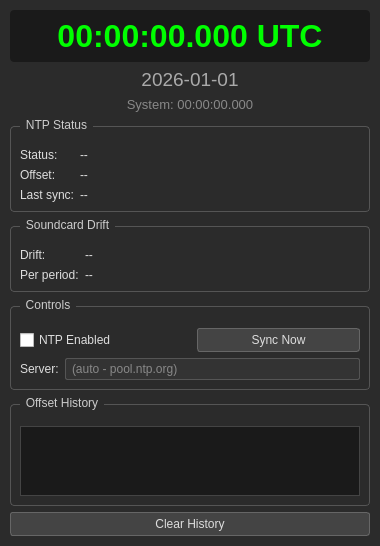
Above: widgets/TimeSyncPanel.ui from iu8lmc/Decodium-3.0-Codename-Raptor before the change. Below: the same form after it.
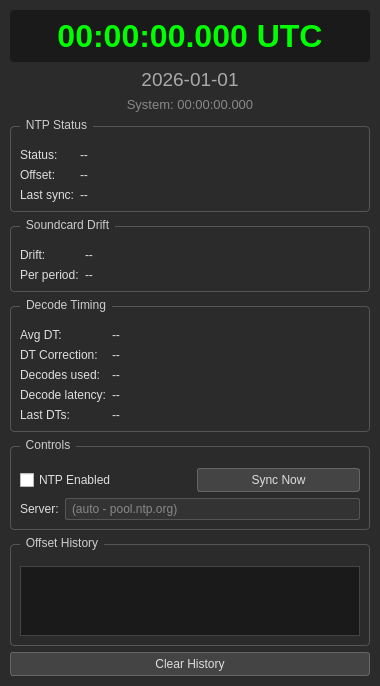
That is the form after the change.

Commit message:
Re-enable DT feedback loop with NTP+drift correction to Detector
- Re-enable DT feedback with EMA-smoothed median for robust timing correction
- Forward NTP offset to Detector for accurate period boundary alignment
- Apply combined NTP + DT correction in Detector::writeData() period boundary
- Track decode latency (trigger to completion) for performance monitoring
- Add Decode Timing section to TimeSyncPanel (avg DT, correction, latency, last DTs)
- Update status bar DT label with live correction info after each decode cycle

Patch:
```diff
--- a/widgets/TimeSyncPanel.ui
+++ b/widgets/TimeSyncPanel.ui
@@ -166,6 +166,88 @@
      </layout>
     </widget>
    </item>
+   <item>
+    <widget class="QGroupBox" name="groupDecodeTiming">
+     <property name="title">
+      <string>Decode Timing</string>
+     </property>
+     <layout class="QFormLayout" name="formLayoutDecodeTiming">
+      <item row="0" column="0">
+       <widget class="QLabel" name="labelAvgDt">
+        <property name="text">
+         <string>Avg DT:</string>
+        </property>
+       </widget>
+      </item>
+      <item row="0" column="1">
+       <widget class="QLabel" name="lblAvgDt">
+        <property name="text">
+         <string>--</string>
+        </property>
+       </widget>
+      </item>
+      <item row="1" column="0">
+       <widget class="QLabel" name="labelDtCorrection">
+        <property name="text">
+         <string>DT Correction:</string>
+        </property>
+       </widget>
+      </item>
+      <item row="1" column="1">
+       <widget class="QLabel" name="lblDtCorrection">
+        <property name="text">
+         <string>--</string>
+        </property>
+       </widget>
+      </item>
+      <item row="2" column="0">
+       <widget class="QLabel" name="labelDecodeCount">
+        <property name="text">
+         <string>Decodes used:</string>
+        </property>
+       </widget>
+      </item>
+      <item row="2" column="1">
+       <widget class="QLabel" name="lblDecodeCount">
+        <property name="text">
+         <string>--</string>
+        </property>
+       </widget>
+      </item>
+      <item row="3" column="0">
+       <widget class="QLabel" name="labelDecodeLatency">
+        <property name="text">
+         <string>Decode latency:</string>
+        </property>
+       </widget>
+      </item>
+      <item row="3" column="1">
+       <widget class="QLabel" name="lblDecodeLatency">
+        <property name="text">
+         <string>--</string>
+        </property>
+       </widget>
+      </item>
+      <item row="4" column="0">
+       <widget class="QLabel" name="labelLastDts">
+        <property name="text">
+         <string>Last DTs:</string>
+        </property>
+       </widget>
+      </item>
+      <item row="4" column="1">
+       <widget class="QLabel" name="lblLastDts">
+        <property name="text">
+         <string>--</string>
+        </property>
+        <property name="wordWrap">
+         <bool>true</bool>
+        </property>
+       </widget>
+      </item>
+     </layout>
+    </widget>
+   </item>
    <item>
     <widget class="QGroupBox" name="groupControls">
      <property name="title">
```
The commit also changes 35 other files.
